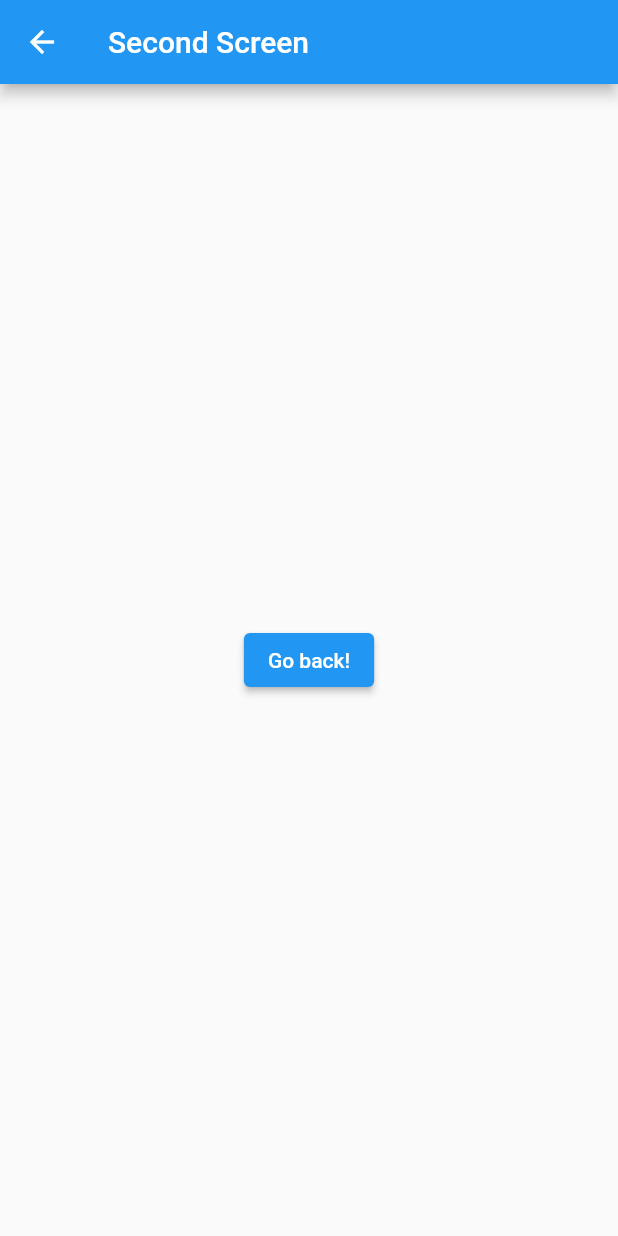
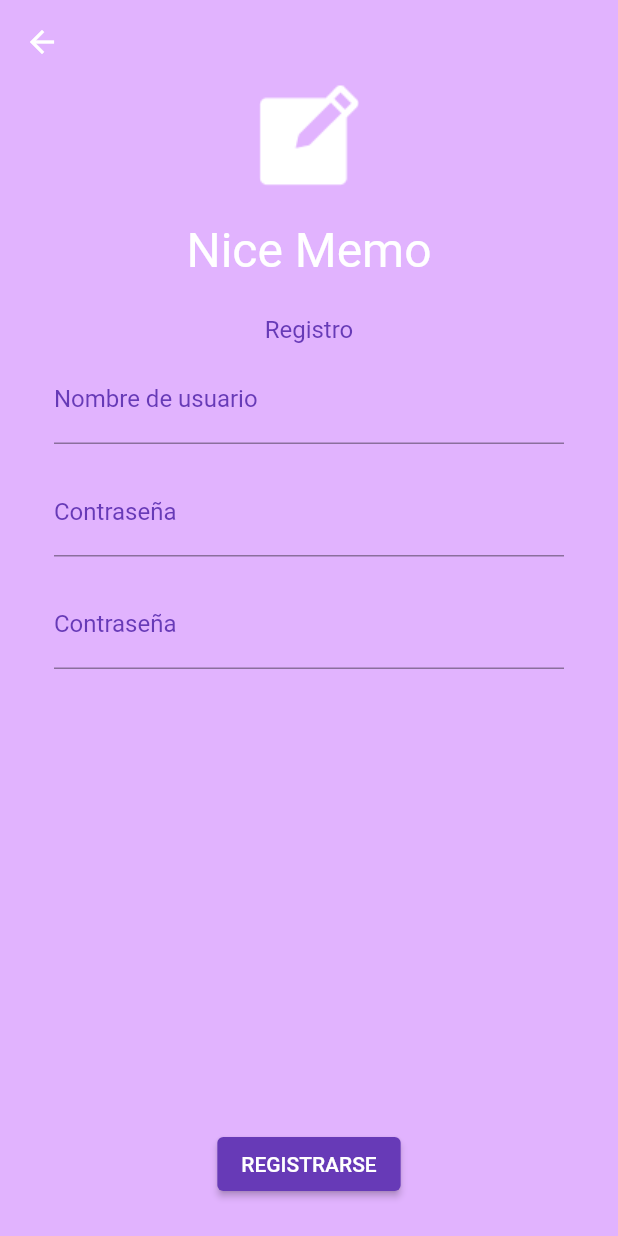
Before and after one commit to kioshiokamoto/flutter-nice-memo, a Flutter app: the SecondScreen screen opened by its route, on a phone screen of 412 x 824 dp. Run offline on Flutter 3.47's test engine with Material 2 defaults, Android fonts, the phone set to English and light mode, and no system bars.

Commit message:
register and home screen

```diff
--- a/lib/main.dart
+++ b/lib/main.dart
@@ -1,5 +1,6 @@
 import 'package:flutter/material.dart';
 
+import 'package:nice_memo/src/widgets/Home.dart';
 import 'package:nice_memo/src/widgets/SecondScreen.dart';
 import 'package:nice_memo/src/widgets/LoginScreen.dart';
 import 'package:nice_memo/src/widgets/AuthScreen.dart';
@@ -15,6 +16,7 @@
         // When navigating to the "/second" route, build the SecondScreen widget.
         '/login': (context) => const LoginScreen(),
         '/register': (context) => const SecondScreen(),
+        '/home': (context) => const Home()
       },
     ),
   );
--- a/lib/src/widgets/LoginScreen.dart
+++ b/lib/src/widgets/LoginScreen.dart
@@ -78,9 +78,8 @@
               child: ElevatedButton(
                   // Within the LoginScreen widget
                   onPressed: () {
-                    // Navigate back to the first screen by popping the current route
-                    // off the stack.
-                    Navigator.pop(context);
+                    // Navigate to the home screen using a named route.
+                    Navigator.pushNamed(context, '/home');
                   },
                   style: ButtonStyle(
                       backgroundColor:
--- a/lib/src/widgets/SecondScreen.dart
+++ b/lib/src/widgets/SecondScreen.dart
@@ -1,3 +1,4 @@
+// Jesus Leon Chavez
 import 'package:flutter/material.dart';
 
 class SecondScreen extends StatelessWidget {
@@ -6,18 +7,107 @@
   @override
   Widget build(BuildContext context) {
     return Scaffold(
+      backgroundColor: const Color(0xFFE1B3FE),
       appBar: AppBar(
-        title: const Text('Second Screen'),
+        backgroundColor: const Color(0xFFE1B3FE),
+        elevation: 0,
       ),
       body: Center(
+        child: Column(
+          children: [
+            const Image(image: AssetImage('assets/niceMemoLogo.png')),
+            const Padding(
+                padding: EdgeInsets.symmetric(vertical: 12.0, horizontal: 0.0)),
+            const Text(
+              "Nice Memo",
+              style: TextStyle(color: Colors.white, fontSize: 32),
+            ),
+            const Padding(
+                padding: EdgeInsets.symmetric(vertical: 12.0, horizontal: 0.0)),
+            Container(
+              alignment: Alignment.centerLeft,
+              padding:
+                  const EdgeInsets.symmetric(vertical: 0, horizontal: 32.0),
+              child: Column(
+                children: [
+                  const Text(
+                    "Registro",
+                    style: TextStyle(color: Colors.deepPurple, fontSize: 16),
+                  ),
+                  Padding(
+                    padding:
+                        const EdgeInsets.symmetric(horizontal: 4, vertical: 8),
+                    child: TextFormField(
+                      decoration: InputDecoration(
+                          labelStyle: const TextStyle(color: Colors.deepPurple),
+                          border: const UnderlineInputBorder(),
+                          focusedBorder: OutlineInputBorder(
+                            borderSide: const BorderSide(
+                                color: Colors.deepPurple, width: 1.0),
+                            borderRadius: BorderRadius.circular(10.0),
+                          ),
+                          fillColor: Colors.grey,
+                          labelText: 'Nombre de usuario',
+                          hintText: 'Ingresa tu nombre de usuario'),
+                    ),
+                  ),
+                  Padding(
+                    padding:
+                        const EdgeInsets.symmetric(horizontal: 4, vertical: 8),
+                    child: TextFormField(
+                      obscureText: true,
+                      decoration: InputDecoration(
+                          labelStyle: const TextStyle(color: Colors.deepPurple),
+                          border: const UnderlineInputBorder(),
+                          focusedBorder: OutlineInputBorder(
+                            borderSide: const BorderSide(
+                                color: Colors.deepPurple, width: 1.0),
+                            borderRadius: BorderRadius.circular(10.0),
+                          ),
+                          fillColor: Colors.grey,
+                          labelText: 'Contraseña',
+                          hintText: 'Ingresa tu contraseña'),
+                    ),
+                  ),
+                  Padding(
+                    padding:
+                        const EdgeInsets.symmetric(horizontal: 4, vertical: 8),
+                    child: TextFormField(
+                      obscureText: true,
+                      decoration: InputDecoration(
+                          labelStyle: const TextStyle(color: Colors.deepPurple),
+                          border: const UnderlineInputBorder(),
+                          focusedBorder: OutlineInputBorder(
+                            borderSide: const BorderSide(
+                                color: Colors.deepPurple, width: 1.0),
+                            borderRadius: BorderRadius.circular(10.0),
+                          ),
+                          fillColor: Colors.grey,
+                          labelText: 'Contraseña',
+                          hintText: 'Ingresa tu contraseña'),
+                    ),
+                  ),
+                ],
+              ),
+            ),
+            Expanded(
+                child: Align(
+              alignment: Alignment.bottomCenter,
               child: ElevatedButton(
-          // Within the SecondScreen widget
+                  // Within the LoginScreen widget
                   onPressed: () {
                     // Navigate back to the first screen by popping the current route
                     // off the stack.
                     Navigator.pop(context);
                   },
-          child: const Text('Go back!'),
+                  style: ButtonStyle(
+                      backgroundColor:
+                          MaterialStateProperty.all<Color>(Colors.deepPurple)),
+                  child: Text('Registrarse'.toUpperCase())),
+            )),
+            const Padding(
+                padding: EdgeInsets.symmetric(vertical: 12.0, horizontal: 0.0))
+          ],
         ),
       ),
     );
```
Also changed, not shown: lib/src/widgets/Home.dart (added, +56 -0 lines), assets/note.png (added). Lines whose indentation alone changed are shown as unchanged.
